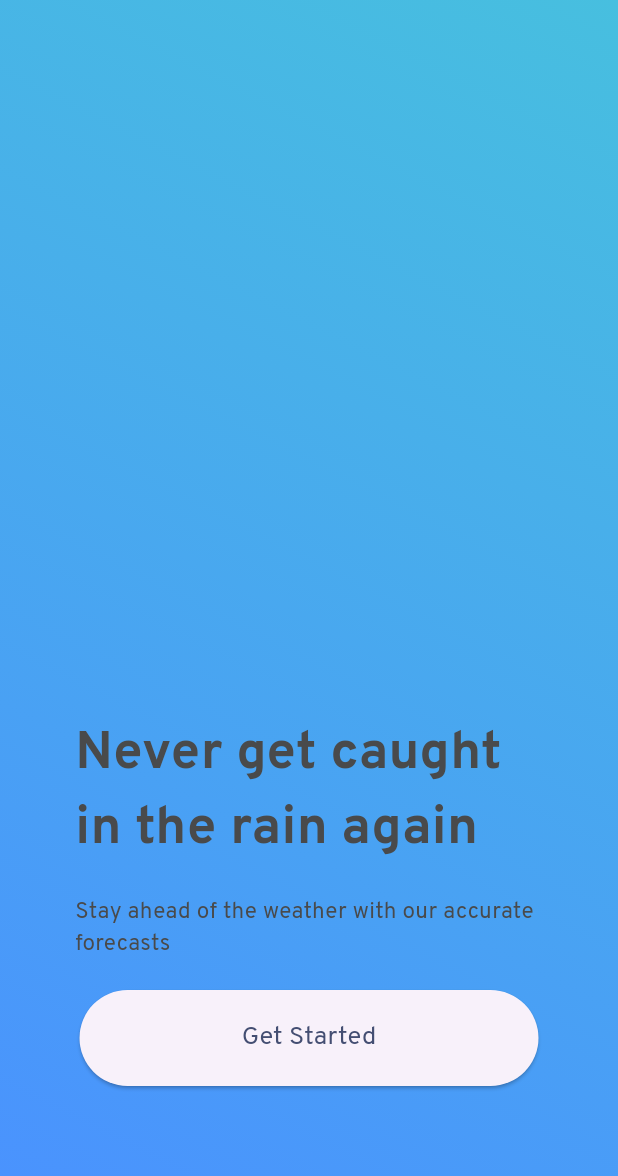
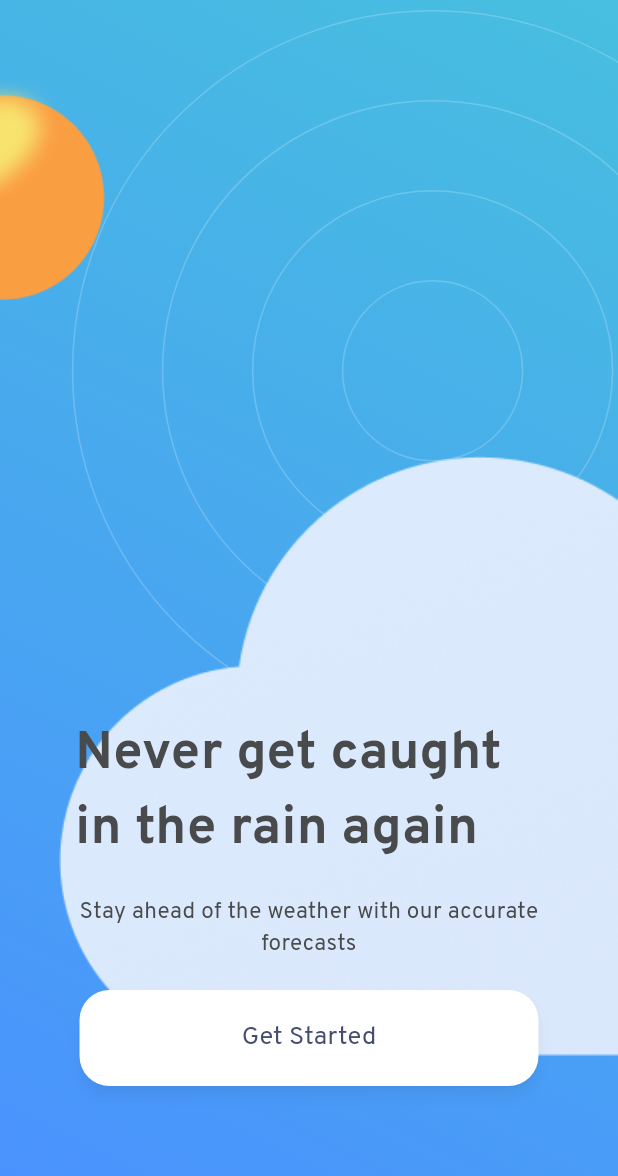
Before and after one commit to setyoai/weather_app, a Flutter app: the screen it shows after launch, on a phone screen of 412 x 824 dp. Shown: the top 1176 px of the screen. Run offline on Flutter 3.47's test engine with Material 3 defaults, Android fonts, the phone set to English and light mode, and no system bars.

Commit message:
fix onboard screen

```diff
--- a/lib/onboard_screen.dart
+++ b/lib/onboard_screen.dart
@@ -20,38 +20,78 @@ class OnboardScreen extends StatelessWidget {
             ],
           ),
         ),
-        child: Padding(
-          padding:
-              const EdgeInsets.symmetric(horizontal: 50.0, vertical: 100.0),
+        child: Stack(
+          children: [
+            Positioned(
+              top: 50,
+              left: 0,
+              child: Image.asset(
+                'images/sun.png',
+                height: 150,
+              ),
+            ),
+            Positioned.fill(
+              child: CustomPaint(
+                painter: CircleBackgroundPainter(),
+              ),
+            ),
+            Positioned(
+              bottom: 120,
+              right: 0,
+              child: Image.asset(
+                'images/cloud_onboard.png',
+                height: 400,
+                fit: BoxFit.cover,
+              ),
+            ),
+            Positioned(
+              bottom: 100,
+              left: 50,
+              right: 50,
               child: Column(
-            mainAxisAlignment: MainAxisAlignment.end,
-            children: <Widget>[
+                crossAxisAlignment: CrossAxisAlignment.center,
+                children: [
                   const Text(
+                    'Never get caught in the rain again',
+                    textAlign: TextAlign.start,
                     style: TextStyle(
                       fontFamily: 'Overpass',
                       fontSize: 35,
                       fontWeight: FontWeight.w700,
                       color: Color(0xFF494A4B),
                     ),
-                'Never get caught in the rain again',
                   ),
                   const SizedBox(height: 20.0),
                   const Text(
+                    'Stay ahead of the weather with our accurate forecasts',
+                    textAlign: TextAlign.center,
                     style: TextStyle(
                       fontFamily: 'Overpass',
                       fontSize: 15,
                       fontWeight: FontWeight.w400,
                       color: Color(0xFF494A4B),
                     ),
-                'Stay ahead of the weather with our accurate forecasts',
                   ),
-              const SizedBox(height: 20.0),
+                  const SizedBox(height: 20),
                   ElevatedButton(
-                style: ButtonStyle(
-                  fixedSize: WidgetStateProperty.all<Size>(
-                    const Size(306, 64),
+                    style: ElevatedButton.styleFrom(
+                      backgroundColor: Colors.white,
+                      foregroundColor: const Color(0xFF444E72),
+                      minimumSize: const Size(306, 64),
+                      shape: RoundedRectangleBorder(
+                        borderRadius: BorderRadius.circular(20),
                       ),
+                      elevation: 4,
+                      shadowColor: Colors.black26,
                     ),
+                    onPressed: () {
+                      Navigator.push(
+                        context,
+                        MaterialPageRoute(
+                          builder: (context) => const HomeScreen(),
+                        ),
+                      );
+                    },
                     child: const Text(
                       style: TextStyle(
                         fontFamily: 'Overpass',
@@ -61,19 +101,31 @@ class OnboardScreen extends StatelessWidget {
                       ),
                       'Get Started',
                     ),
-                onPressed: () {
-                  Navigator.push(
-                    context,
-                    MaterialPageRoute(
-                      builder: (context) => const HomeScreen(),
-                    ),
-                  );
-                },
                   ),
                 ],
               ),
+            ),
+          ],
         ),
       ),
     );
   }
 }
+
+class CircleBackgroundPainter extends CustomPainter {
+  @override
+  void paint(Canvas canvas, Size size) {
+    final Paint paint = Paint()
+      ..color = Colors.white.withOpacity(0.2)
+      ..style = PaintingStyle.stroke
+      ..strokeWidth = 1;
+
+    final Offset center = Offset(size.width * 0.7, size.height * 0.3);
+    for (double radius = 60; radius < 300; radius += 60) {
+      canvas.drawCircle(center, radius, paint);
+    }
+  }
+
+  @override
+  bool shouldRepaint(CustomPainter oldDelegate) => false;
+}
```
Also changed, not shown: images/circle.png (added), images/cloud_onboard.png (added), images/sun.png (added), pubspec.lock, 125 other files. Lines whose indentation alone changed are shown as unchanged.
